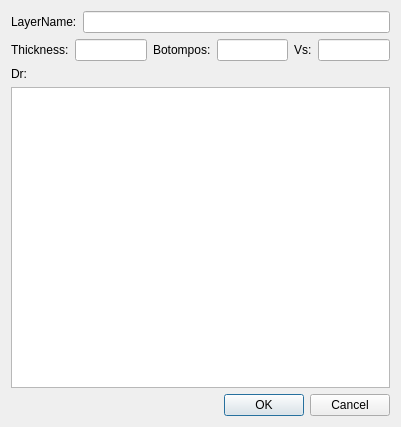
Qt form UI/InsertWindow.ui (NHERI-SimCenter/s3hark) before a commit.
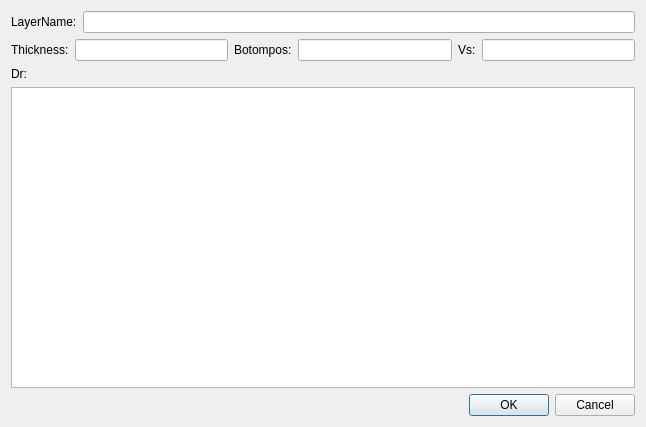
The same form after that commit.

What changed in the file:
```diff
--- a/UI/InsertWindow.ui
+++ b/UI/InsertWindow.ui
@@ -6,7 +6,7 @@
    <rect>
     <x>0</x>
     <y>0</y>
-    <width>401</width>
+    <width>646</width>
     <height>427</height>
    </rect>
   </property>
```
Left out of the diff: 28 changed lines with no effect on the pictures.
